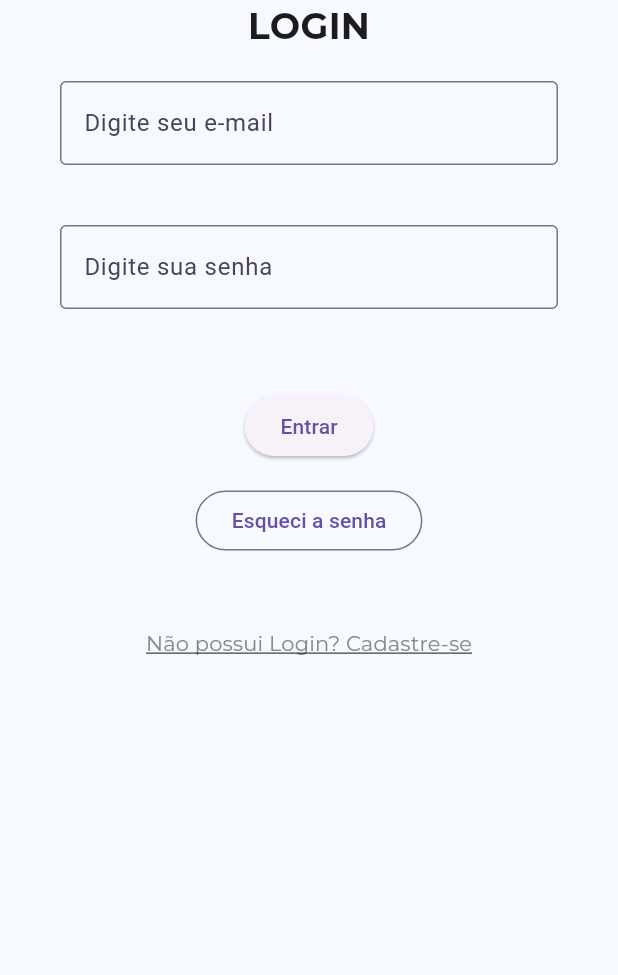
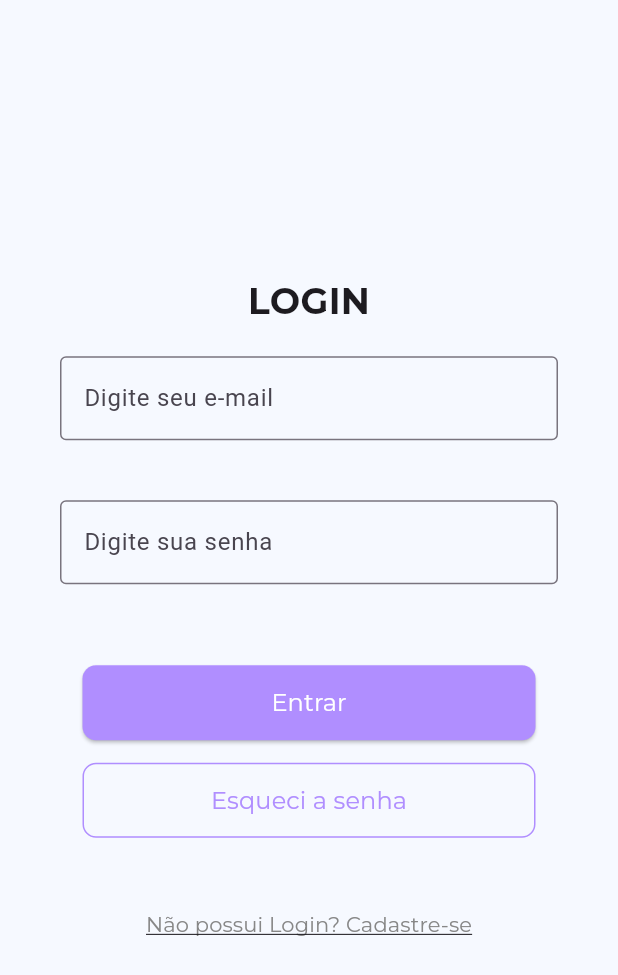
Before and after one commit to hellenilda/Tasks-manager-app, a Flutter app: the screen it shows after launch, on a phone screen of 412 x 824 dp. Shown: the top 975 px of the screen. Run offline on Flutter 3.47's test engine with Material 3 defaults, Android fonts, the phone set to English and light mode, and no system bars.

Commit message:
:recycle: refactor: finalização da tela de Login e estilização dos Widgets

```diff
--- a/lib/features/login/login_page.dart
+++ b/lib/features/login/login_page.dart
@@ -10,8 +10,13 @@ class LoginPage extends StatelessWidget{
     return Scaffold(
       backgroundColor: AppColors.azulBg,
       body: Center(
+        child: SingleChildScrollView(
           child: Column(
             children: [
+              // IconButton(
+              //   onPressed: (){},
+              //   icon: Icon(Icons.help)
+              // ),
               Text(
                 'LOGIN',
                 style: AppTextStyles.h1,
@@ -45,18 +50,44 @@ class LoginPage extends StatelessWidget{
                   top: 34,
                   bottom: 15
                 ),
+                child: Container(
+                  width: MediaQuery.of(context).size.width - 30,
+                  padding: EdgeInsets.symmetric(horizontal: 40),
                   child: ElevatedButton(
+                    style: ElevatedButton.styleFrom(
+                      backgroundColor: AppColors.lilas,
+                      foregroundColor: AppColors.branco,
+                      minimumSize: Size(0, 50),
+                      shape: RoundedRectangleBorder(
+                        borderRadius: BorderRadius.circular(9.0)
+                      )
+                    ),
                     onPressed: (){},
                     child: Text(
-                  'Entrar'
+                      'Entrar',
+                      style: AppTextStyles.p,
                     )
                   ),
                 ),
-            OutlinedButton(
+              ),
+              Container(
+                width: MediaQuery.of(context).size.width - 30,
+                padding: EdgeInsets.symmetric(horizontal: 40),
+                child: OutlinedButton(
+                  style: OutlinedButton.styleFrom(
+                    foregroundColor: AppColors.lilas,
+                    minimumSize: Size(0, 50),
+                    side: BorderSide(color: AppColors.lilas),
+                    shape: RoundedRectangleBorder(
+                      borderRadius: BorderRadius.circular(9.0)
+                    )
+                  ),
                   onPressed: (){},
                   child: Text(
-                'Esqueci a senha'
+                    'Esqueci a senha',
+                    style: AppTextStyles.p,
                   )
+                ),
               ),
               Padding(
                 padding: EdgeInsets.only(top: 34),
@@ -71,6 +102,7 @@ class LoginPage extends StatelessWidget{
             ],
           ),
         ),
+      ),
     );
   }
 }
```
Lines whose indentation alone changed are shown as unchanged.
